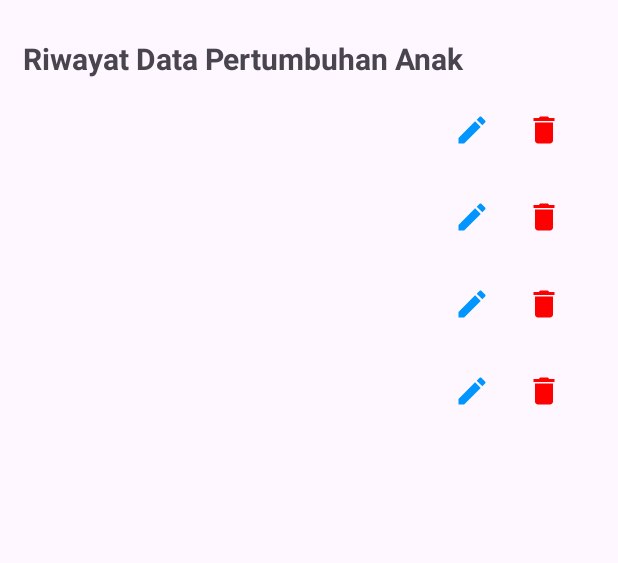
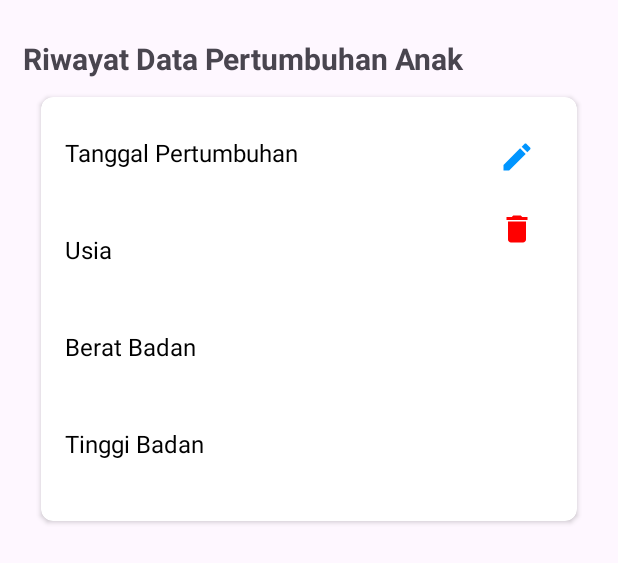
Before and after one commit to luhihsan/LilMile, an Android app: the layout activity_edit_data_pertumbuhan.xml on its own in the app's theme, with its tools: preview values and no code run, on a phone screen of 412 x 824 dp. Shown: the top 563 px of the screen. Run offline under Robolectric (Android 15) with nearby library versions, the phone set to English and light mode, and no system bars.

Commit message:
Fungsi delete data pertumbuhan

```diff
--- a/app/src/main/java/com/example/coba_lilmile/DataUpdatePertumbuhan.kt
+++ b/app/src/main/java/com/example/coba_lilmile/DataUpdatePertumbuhan.kt
@@ -2,6 +2,7 @@
 package com.example.coba_lilmile
 
 data class DataUpdatePertumbuhan(
+    val id : String? = null,
     val berat_tumbuh: Double? = null,
     val tgl_tumbuh: String? = null,
     val tinggi_tumbuh: Double? = null,
--- a/app/src/main/java/com/example/coba_lilmile/Edit_DataPertumbuhan.kt
+++ b/app/src/main/java/com/example/coba_lilmile/Edit_DataPertumbuhan.kt
@@ -3,6 +3,7 @@ package com.example.coba_lilmile
 import android.os.Bundle
 import android.util.Log
 import android.view.View
+import android.widget.ProgressBar
 import android.widget.Toast
 import androidx.appcompat.app.AppCompatActivity
 import androidx.recyclerview.widget.LinearLayoutManager
@@ -21,7 +22,7 @@ class Edit_DataPertumbuhan : AppCompatActivity(), OnItemClicked {
 
     private lateinit var firebaseDatabase: FirebaseDatabase
     private lateinit var databaseReference: DatabaseReference
-
+    private val db by lazy { RealtimeDatabase.instance()}
     override fun onCreate(savedInstanceState: Bundle?) {
         super.onCreate(savedInstanceState)
         setContentView(R.layout.activity_edit_data_pertumbuhan)
@@ -35,16 +36,11 @@ class Edit_DataPertumbuhan : AppCompatActivity(), OnItemClicked {
         rvReadPertumbuhan.layoutManager = LinearLayoutManager(this)
         rvReadPertumbuhan.adapter = adptPertumbuhan
 
-        // TODO: Set up other views and functionality if needed
-
         // Load data from Firebase
         loadDataFromFirebase()
     }
 
-
     private fun loadDataFromFirebase() {
-
-
         databaseReference.addValueEventListener(object : ValueEventListener {
             override fun onDataChange(snapshot: DataSnapshot) {
                 listPertumbuhan.clear()
@@ -55,14 +51,11 @@ class Edit_DataPertumbuhan : AppCompatActivity(), OnItemClicked {
                             listPertumbuhan.add(dataPertumbuhan)
                         }
                     }
-
                     adptPertumbuhan.notifyDataSetChanged()
                 }
-
             }
 
             override fun onCancelled(error: DatabaseError) {
-
                 Log.e("DB ERROR", error.message)
                 Toast.makeText(
                     this@Edit_DataPertumbuhan,
@@ -73,45 +66,25 @@ class Edit_DataPertumbuhan : AppCompatActivity(), OnItemClicked {
         })
     }
 
-    // Read data from Firebase
-    /*private fun loadDataFromFirebase() {
-
-
-        val databaseReference = RealtimeDatabase.instance().getReference("pertumbuhan_anak")
-        databaseReference.addValueEventListener(object : ValueEventListener {
-            override fun onDataChange(snapshot: DataSnapshot) {
-
-                listPertumbuhan.clear()
-
-                for (postSnapshot in snapshot.children) {
-                    val dataPertumbuhan = postSnapshot.getValue(DataUpdatePertumbuhan::class.java)
-                    if (dataPertumbuhan != null) {
-                        listPertumbuhan.add(dataPertumbuhan)
-                    }
-                }
-
-                adptPertumbuhan.notifyDataSetChanged()
-            }
-
-            override fun onCancelled(error: DatabaseError) {
-
-                Log.e("DB ERROR", error.message)
-                Toast.makeText(
-                    this@Edit_DataPertumbuhan,
-                    "Error: ${error.message}",
-                    Toast.LENGTH_SHORT
-                ).show()
-            }
-        })
-    }*/
-
-
 
     override fun editClicked(data: DataUpdatePertumbuhan) {
         // Implement edit action if needed
     }
 
     override fun deleteClicked(data: DataUpdatePertumbuhan) {
-        // Implement delete action if needed
+        // Use a unique identifier (e.g., tgl_tumbuh) as the key for deletion
+        val key = data.id
+        if (key != null) {
+//            databaseReference.child(key).removeValue().addOnSuccessListener {
+                db.getReference("pertumbuhan_anak").child(key).removeValue().addOnSuccessListener {
+                Toast.makeText(this, "Data berhasil dihapus", Toast.LENGTH_SHORT).show()
+            }.addOnFailureListener {
+                Toast.makeText(this, "Data gagal dihapus", Toast.LENGTH_SHORT).show()
+            }
+        } else {
+            Toast.makeText(this, "ID is null, cannot delete data", Toast.LENGTH_SHORT).show()
+        }
     }
+
+
 }
--- a/app/src/main/java/com/example/coba_lilmile/Login.kt
+++ b/app/src/main/java/com/example/coba_lilmile/Login.kt
@@ -106,7 +106,7 @@ class Login : AppCompatActivity() {
                                 preference.setValues("poin", user.poin.toString())
                                 preference.setValues("status", "1")*/
 
-                                var goHome = Intent(this@Login, Homepage::class.java)
+                                var goHome = Intent(this@Login, Tambah_DataPertumbuhan::class.java)
                                 startActivity(goHome)
                                 finishAffinity()
                             } else {
--- a/app/src/main/java/com/example/coba_lilmile/Tambah_DataPertumbuhan.kt
+++ b/app/src/main/java/com/example/coba_lilmile/Tambah_DataPertumbuhan.kt
@@ -10,6 +10,7 @@ import androidx.appcompat.app.AppCompatActivity
 import com.google.firebase.database.DatabaseReference
 import com.google.firebase.database.FirebaseDatabase
 import java.util.Calendar
+import java.util.UUID
 
 class Tambah_DataPertumbuhan : AppCompatActivity() {
 
@@ -75,8 +76,12 @@ class Tambah_DataPertumbuhan : AppCompatActivity() {
                 etTinggi.requestFocus()
             }
         } else {
+            // Create a unique ID for each data entry
+            val uid = UUID.randomUUID().toString()
+
             // Create DataUpdatePertumbuhan object
             val dataPertumbuhan = DataUpdatePertumbuhan(
+                id = uid,
                 tgl_tumbuh = tanggal,
                 umur_tumbuh = umur.toString(),
                 tinggi_tumbuh = tinggi,
@@ -86,7 +91,7 @@ class Tambah_DataPertumbuhan : AppCompatActivity() {
             // Save the data to the database
             val key = databaseReference.child("pertumbuhan_anak").push().key
             if (key != null) {
-                databaseReference.child("pertumbuhan_anak").child(key).setValue(dataPertumbuhan)
+                databaseReference.child("pertumbuhan_anak").child(uid).setValue(dataPertumbuhan)
                     .addOnSuccessListener {
                         Toast.makeText(this, "Data pertumbuhan disimpan.", Toast.LENGTH_SHORT).show()
                         // Continue with other operations after successful save
--- a/app/src/main/res/layout/item_pertumbuhan_anak.xml
+++ b/app/src/main/res/layout/item_pertumbuhan_anak.xml
@@ -1,59 +1,119 @@
 <?xml version="1.0" encoding="utf-8"?>
-
+<androidx.core.widget.NestedScrollView
+    xmlns:android="http://schemas.android.com/apk/res/android"
+    android:layout_width="match_parent"
+    android:layout_height="match_parent">
 
     <LinearLayout
         xmlns:android="http://schemas.android.com/apk/res/android"
+        xmlns:app="http://schemas.android.com/apk/res-auto"
         android:layout_width="match_parent"
         android:layout_height="wrap_content"
         android:orientation="horizontal"
-    android:layout_marginTop="10dp"
-    android:layout_marginEnd="10dp"
         android:gravity="center_vertical">
 
+        <androidx.cardview.widget.CardView
+            android:layout_width="match_parent"
+            android:layout_height="wrap_content"
+            android:layout_margin="12dp"
+            android:layout_marginTop="5dp"
+            android:layout_marginBottom="5dp"
+            app:cardCornerRadius="8dp">
 
+            <LinearLayout
+                android:layout_width="match_parent"
+                android:layout_height="wrap_content"
+                android:orientation="horizontal">
+
+                <!-- Bagian Kiri -->
                 <LinearLayout
                     android:layout_width="0dp"
                     android:layout_height="match_parent"
+                    android:layout_weight="1"
                     android:orientation="vertical"
-        android:layout_weight="1">
+                    android:paddingStart="16dp"
+                    android:paddingTop="16dp"
+                    android:paddingEnd="16dp"
+                    android:paddingBottom="8dp">
+
+                    <TextView
+                        android:layout_width="wrap_content"
+                        android:layout_height="wrap_content"
+                        android:layout_gravity="left"
+                        android:layout_marginTop="10dp"
+                        android:text="Tanggal Pertumbuhan"
+                        android:textSize="16sp"
+                        android:textColor="#000"/>
 
                     <TextView
                         android:id="@+id/tvTgl_tumbuh"
                         android:layout_width="match_parent"
-            android:layout_height="match_parent"
+                        android:layout_height="wrap_content"
                         android:layout_marginTop="5dp"
-            android:layout_marginEnd="5dp"
-            android:layout_weight="1"/>
+                        android:textSize="20sp"
+                        android:textColor="#000"/>
+
+                    <!-- Usia -->
+                    <TextView
+                        android:layout_width="wrap_content"
+                        android:layout_height="wrap_content"
+                        android:layout_gravity="left"
+                        android:layout_marginTop="10dp"
+                        android:text="Usia"
+                        android:textSize="16sp"
+                        android:textColor="#000"/>
 
                     <TextView
                         android:id="@+id/tvUsia_tumbuh"
                         android:layout_width="match_parent"
-            android:layout_height="match_parent"
+                        android:layout_height="wrap_content"
                         android:layout_marginTop="5dp"
-            android:layout_marginEnd="5dp"
-            android:layout_weight="1"/>
+                        android:textSize="20sp"
+                        android:textColor="#000"/>
 
+                    <!-- Berat Badan -->
+                    <TextView
+                        android:layout_width="wrap_content"
+                        android:layout_height="wrap_content"
+                        android:layout_gravity="left"
+                        android:layout_marginTop="10dp"
+                        android:text="Berat Badan"
+                        android:textSize="16sp"
+                        android:textColor="#000"/>
 
                     <TextView
                         android:id="@+id/tvBerat"
                         android:layout_width="match_parent"
-            android:layout_height="match_parent"
+                        android:layout_height="wrap_content"
                         android:layout_marginTop="5dp"
-            android:layout_marginEnd="5dp"
-            android:layout_weight="1"/>
+                        android:textSize="20sp"
+                        android:textColor="#000"/>
 
+                    <!-- Tinggi Badan -->
+                    <TextView
+                        android:layout_width="wrap_content"
+                        android:layout_height="wrap_content"
+                        android:layout_gravity="left"
+                        android:layout_marginTop="10dp"
+                        android:text="Tinggi Badan"
+                        android:textSize="16sp"
+                        android:textColor="#000"/>
 
                     <TextView
                         android:id="@+id/tvTinggi"
                         android:layout_width="match_parent"
-            android:layout_height="match_parent"
+                        android:layout_height="wrap_content"
                         android:layout_marginTop="5dp"
-            android:layout_marginEnd="5dp"
-            android:layout_weight="1"/>
-
-
+                        android:textSize="20sp"
+                        android:textColor="#000"/>
                 </LinearLayout>
 
+                <!-- Bagian Kanan -->
+                <LinearLayout
+                    android:layout_width="wrap_content"
+                    android:layout_height="match_parent"
+                    android:orientation="vertical"
+                    android:padding="16dp">
 
                     <androidx.appcompat.widget.AppCompatImageButton
                         android:id="@+id/bEdit"
@@ -64,7 +124,6 @@
                         android:background="@android:color/transparent"
                         android:contentDescription="Edit"/>
 
-
                     <androidx.appcompat.widget.AppCompatImageButton
                         android:id="@+id/bDelete"
                         android:layout_width="wrap_content"
@@ -73,6 +132,8 @@
                         android:src="@drawable/ic_delete"
                         android:background="@android:color/transparent"
                         android:contentDescription="Delete"/>
-
-
                 </LinearLayout>
+            </LinearLayout>
+        </androidx.cardview.widget.CardView>
+    </LinearLayout>
+</androidx.core.widget.NestedScrollView>
```
Lines whose indentation alone changed are shown as unchanged.
